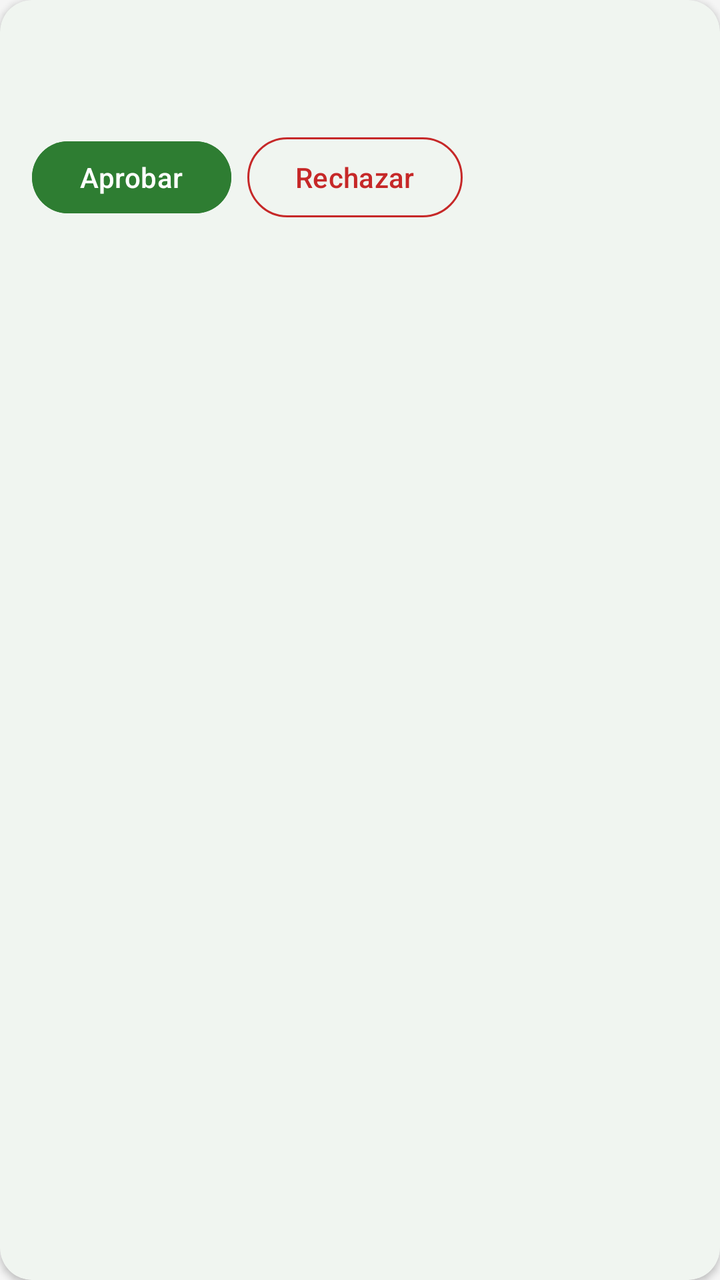
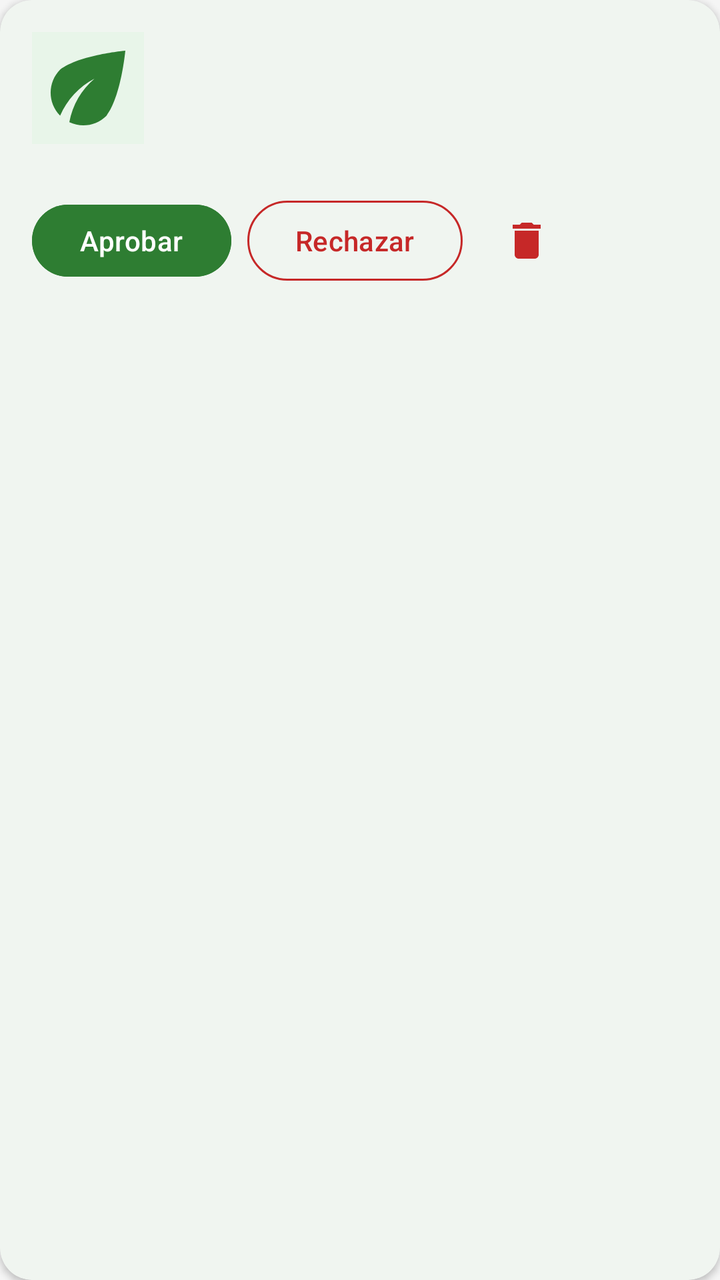

Two renders of the same Android screen: before a commit and after it. Below are the layout's source before the change and the commit's diff.
<!-- AndroidManifest.xml: application theme Theme.EcoMarket -->
<!-- res/layout/item_admin_product.xml -->
<?xml version="1.0" encoding="utf-8"?>
<com.google.android.material.card.MaterialCardView xmlns:android="http://schemas.android.com/apk/res/android"
    style="@style/Card.Eco"
    android:layout_width="match_parent"
    android:layout_height="wrap_content">

    <LinearLayout
        android:layout_width="match_parent"
        android:layout_height="wrap_content"
        android:orientation="vertical"
        android:padding="@dimen/space_m">

        <LinearLayout
            android:layout_width="match_parent"
            android:layout_height="wrap_content"
            android:gravity="center_vertical"
            android:orientation="horizontal">

            <TextView
                android:id="@+id/txtApName"
                android:layout_width="0dp"
                android:layout_height="wrap_content"
                android:layout_weight="1"
                android:textAppearance="@style/Text.Subtitle" />

            <TextView
                android:id="@+id/txtApStatus"
                android:layout_width="wrap_content"
                android:layout_height="wrap_content"
                android:paddingStart="@dimen/space_s"
                android:paddingTop="@dimen/space_xs"
                android:paddingEnd="@dimen/space_s"
                android:paddingBottom="@dimen/space_xs"
                android:textAppearance="@style/Text.Caption" />
        </LinearLayout>

        <TextView
            android:id="@+id/txtApMeta"
            android:layout_width="match_parent"
            android:layout_height="wrap_content"
            android:textAppearance="@style/Text.Caption" />

        <LinearLayout
            android:layout_width="match_parent"
            android:layout_height="wrap_content"
            android:layout_marginTop="@dimen/space_s"
            android:orientation="horizontal">

            <com.google.android.material.button.MaterialButton
                android:id="@+id/btnApApprove"
                style="@style/Button.Small"
                android:layout_width="wrap_content"
                android:layout_height="wrap_content"
                android:layout_marginEnd="@dimen/space_s"
                android:backgroundTint="@color/eco_green"
                android:text="@string/action_approve"
                android:textColor="@color/eco_white" />

            <com.google.android.material.button.MaterialButton
                android:id="@+id/btnApReject"
                style="@style/Button.Danger"
                android:layout_width="wrap_content"
                android:layout_height="wrap_content"
                android:text="@string/action_reject" />
        </LinearLayout>
    </LinearLayout>
</com.google.android.material.card.MaterialCardView>
<!-- resources referenced by this layout -->
<resources>
  <color name="eco_green">#2E7D32</color>
  <color name="eco_white">#FFFFFF</color>
  <dimen name="space_m">16dp</dimen>
  <dimen name="space_s">8dp</dimen>
  <dimen name="space_xs">4dp</dimen>
  <string name="action_approve">Aprobar</string>
  <string name="action_reject">Rechazar</string>
  <style name="Button.Small" parent="Button.Accent">
          <item name="android:minHeight">36dp</item>
          <item name="android:insetTop">0dp</item>
          <item name="android:insetBottom">0dp</item>
      </style>
  <style name="Text.Caption" parent="TextAppearance.Material3.BodySmall">
          <item name="android:textSize">@dimen/text_caption</item>
          <item name="android:textColor">@color/eco_text_secondary</item>
      </style>
  <style name="Text.Subtitle" parent="TextAppearance.Material3.TitleMedium">
          <item name="android:textSize">@dimen/text_subtitle</item>
          <item name="android:fontFamily">sans-serif-medium</item>
          <item name="android:textColor">@color/eco_text_primary</item>
      </style>
  <color name="eco_error">#C62828</color>
  <dimen name="radius_button">24dp</dimen>
  <style name="Button.Accent" parent="Button.Primary">
          <item name="backgroundTint">@color/eco_orange</item>
          <item name="android:textColor">@color/eco_text_primary</item>
      </style>
  <dimen name="radius_card">16dp</dimen>
  <dimen name="elevation_card">2dp</dimen>
  <dimen name="text_caption">12sp</dimen>
  <color name="eco_text_secondary">#5F6B62</color>
  <dimen name="text_subtitle">16sp</dimen>
  <color name="eco_text_primary">#212121</color>
  <color name="eco_green_light">#A5D6A7</color>
  <color name="eco_green_dark">#1B5E20</color>
  <color name="eco_orange">#FF7043</color>
  <color name="eco_green_surface">#E8F5E9</color>
  <color name="eco_background">#FFFFFF</color>
  <color name="eco_gray_border">#D5DBD6</color>
  <color name="eco_gray_light">#F5F5F5</color>
  <dimen name="text_body">14sp</dimen>
  <!-- unchanged entries left out for length: 4 -->
</resources>

<!-- the commit's change to res/layout/item_admin_product.xml (unified diff, before → after) -->
@@ -1,5 +1,6 @@
 <?xml version="1.0" encoding="utf-8"?>
 <com.google.android.material.card.MaterialCardView xmlns:android="http://schemas.android.com/apk/res/android"
+    xmlns:app="http://schemas.android.com/apk/res-auto"
     style="@style/Card.Eco"
     android:layout_width="match_parent"
     android:layout_height="wrap_content">
@@ -15,6 +16,16 @@
             android:layout_height="wrap_content"
             android:gravity="center_vertical"
             android:orientation="horizontal">
+
+            <ImageView
+                android:id="@+id/imgApThumb"
+                android:layout_width="56dp"
+                android:layout_height="56dp"
+                android:layout_marginEnd="@dimen/space_m"
+                android:background="@drawable/bg_kpi_card"
+                android:contentDescription="@string/cd_product_image"
+                android:scaleType="centerCrop"
+                android:src="@drawable/ic_product_placeholder" />
 
             <TextView
                 android:id="@+id/txtApName"
@@ -61,7 +72,17 @@
                 style="@style/Button.Danger"
                 android:layout_width="wrap_content"
                 android:layout_height="wrap_content"
+                android:layout_marginEnd="@dimen/space_s"
                 android:text="@string/action_reject" />
+
+            <ImageButton
+                android:id="@+id/btnApDelete"
+                android:layout_width="48dp"
+                android:layout_height="48dp"
+                android:background="?attr/selectableItemBackgroundBorderless"
+                android:contentDescription="@string/action_delete"
+                android:src="@drawable/ic_delete"
+                app:tint="@color/eco_error" />
         </LinearLayout>
     </LinearLayout>
 </com.google.android.material.card.MaterialCardView>
<!-- resource entries referenced after the edit -->
@@ -5,8 +5,52 @@
   <dimen name="space_m">16dp</dimen>
   <dimen name="space_s">8dp</dimen>
   <dimen name="space_xs">4dp</dimen>
+  <!-- drawable bg_kpi_card (drawable) -->
+  <?xml version="1.0" encoding="utf-8"?>
+  <shape xmlns:android="http://schemas.android.com/apk/res/android" android:shape="rectangle">
+      <solid android:color="@color/eco_white" />
+      <stroke android:width="@dimen/stroke_thin" android:color="@color/eco_gray_border" />
+      <corners android:radius="@dimen/radius_card" />
+  </shape>
+  <!-- drawable ic_delete (drawable) -->
+  <?xml version="1.0" encoding="utf-8"?>
+  <vector xmlns:android="http://schemas.android.com/apk/res/android"
+      android:width="24dp"
+      android:height="24dp"
+      android:tint="?attr/colorControlNormal"
+      android:viewportWidth="24"
+      android:viewportHeight="24">
+      <path
+          android:fillColor="@android:color/white"
+          android:pathData="M6,19c0,1.1 0.9,2 2,2h8c1.1,0 2,-0.9 2,-2V7H6v12zM19,4h-3.5l-1,-1h-5l-1,1H5v2h14V4z" />
+  </vector>
+  <!-- drawable ic_product_placeholder (drawable) -->
+  <?xml version="1.0" encoding="utf-8"?>
+  <layer-list xmlns:android="http://schemas.android.com/apk/res/android">
+      <item>
+          <shape android:shape="rectangle">
+              <solid android:color="@color/eco_green_surface" />
+          </shape>
+      </item>
+      <item
+          android:width="56dp"
+          android:height="56dp"
+          android:gravity="center">
+          <vector
+              android:width="24dp"
+              android:height="24dp"
+              android:viewportWidth="24"
+              android:viewportHeight="24">
+              <path
+                  android:fillColor="@color/eco_green"
+                  android:pathData="M6.05,8.05c-2.73,2.73 -2.73,7.15 -0.02,9.88 1.47,-3.4 4.09,-6.24 7.36,-7.93 -2.77,2.34 -4.71,5.61 -5.39,9.32 2.6,1.23 5.8,0.78 7.95,-1.37C19.1,13.88 20,4 20,4S10.12,4.9 6.05,8.05z" />
+          </vector>
+      </item>
+  </layer-list>
   <string name="action_approve">Aprobar</string>
+  <string name="action_delete">Eliminar</string>
   <string name="action_reject">Rechazar</string>
+  <string name="cd_product_image">Imagen del producto</string>
   <style name="Button.Small" parent="Button.Accent">
           <item name="android:minHeight">36dp</item>
           <item name="android:insetTop">0dp</item>
@@ -21,6 +65,7 @@
           <item name="android:fontFamily">sans-serif-medium</item>
           <item name="android:textColor">@color/eco_text_primary</item>
       </style>
+  <dimen name="stroke_thin">1dp</dimen>
   <color name="eco_error">#C62828</color>
   <dimen name="radius_button">24dp</dimen>
   <style name="Button.Accent" parent="Button.Primary">
